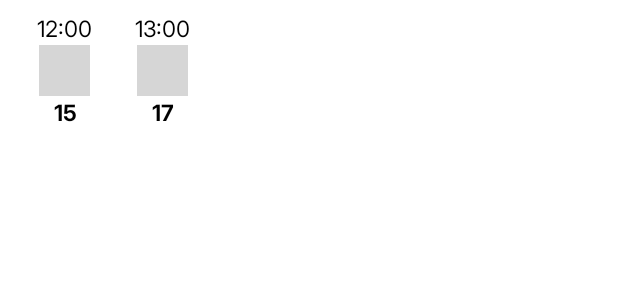
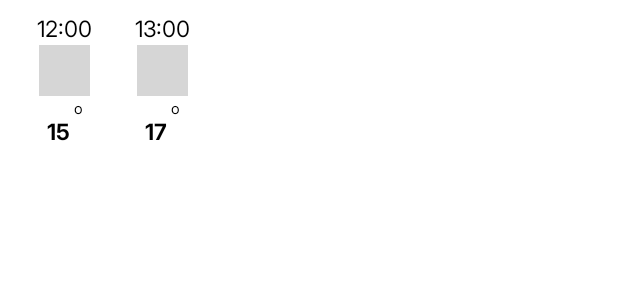
Before and after one commit to alitafreshi/Weather-App, an Android app built with Jetpack Compose: the @Preview function Next24HourWeatherForecastingDetailComponentPreview, on a phone screen of 412 x 824 dp. Shown: the top 300 px of the screen. Run offline under Robolectric (Android 15) with nearby library versions, the phone set to English and light mode, and no system bars; our stand-ins replace constraintlayout-compose; pictures from the network do not load; 1 statement that could not run was skipped; grey boxes are pictures that could not be loaded.

Commit message:
Implement temperature component

```diff
--- /dev/null
+++ b/app/src/main/java/com/tafreshiali/weatherapp/presentation/components/TemperatureComponent.kt
@@ -0,0 +1,47 @@
+package com.tafreshiali.weatherapp.presentation.components
+
+import androidx.compose.material3.Text
+import androidx.compose.runtime.Composable
+import androidx.compose.ui.Modifier
+import androidx.compose.ui.tooling.preview.Preview
+import androidx.compose.ui.unit.dp
+import androidx.compose.ui.unit.sp
+import androidx.constraintlayout.compose.ConstraintLayout
+import com.tafreshiali.weatherapp.presentation.theme.design_system.WeatherAppTheme
+
+@Composable
+fun TemperatureComponent(
+    modifier: Modifier = Modifier,
+    temperature: String,
+) {
+    ConstraintLayout(modifier = modifier) {
+        val (tvTemperature, tvDegree) = createRefs()
+
+        Text(
+            modifier = Modifier.constrainAs(tvTemperature) {
+                top.linkTo(tvDegree.bottom)
+                bottom.linkTo(parent.bottom)
+                start.linkTo(parent.start)
+                end.linkTo(tvDegree.start, margin = 3.dp)
+            },
+            text = temperature,
+            style = WeatherAppTheme.typography.bold7.copy(fontSize = 15.sp)
+        )
+        Text(
+            modifier = Modifier.constrainAs(tvDegree) {
+                top.linkTo(parent.top)
+                end.linkTo(parent.end)
+            },
+            text = "o",
+            style = WeatherAppTheme.typography.regular7.copy(fontSize = 10.sp)
+        )
+    }
+}
+
+@Preview
+@Composable
+private fun TemperatureComponentPreview() {
+    WeatherAppTheme {
+        TemperatureComponent(temperature = "5")
+    }
+}
--- a/app/src/main/java/com/tafreshiali/weatherapp/presentation/current_weather/components/Next24HourWeatherForecastingDetailComponent.kt
+++ b/app/src/main/java/com/tafreshiali/weatherapp/presentation/current_weather/components/Next24HourWeatherForecastingDetailComponent.kt
@@ -28,6 +28,7 @@ import androidx.compose.ui.unit.dp
 import androidx.compose.ui.unit.sp
 import coil3.compose.AsyncImage
 import com.tafreshiali.weatherapp.domain.model.HourlyWeatherForecasting
+import com.tafreshiali.weatherapp.presentation.components.TemperatureComponent
 import com.tafreshiali.weatherapp.presentation.theme.design_system.WeatherAppTheme
 import kotlinx.coroutines.FlowPreview
 import kotlinx.coroutines.flow.debounce
@@ -82,10 +83,7 @@ fun Next24HourWeatherForecastingDetailComponent(
                         model = item.weatherCondition.conditionIconUrl,
                         contentDescription = ""
                     )
-                    Text(
-                        text = item.temperature,
-                        style = WeatherAppTheme.typography.bold7.copy(fontSize = 15.sp)
-                    )
+                   TemperatureComponent(temperature = item.temperature)
                 }
             }
         }
```
Also changed, not shown: app/src/main/java/com/tafreshiali/weatherapp/presentation/next_week_weather/components/NextWeekForecastingExpandableItemComponent.kt (+7 -8 lines).
